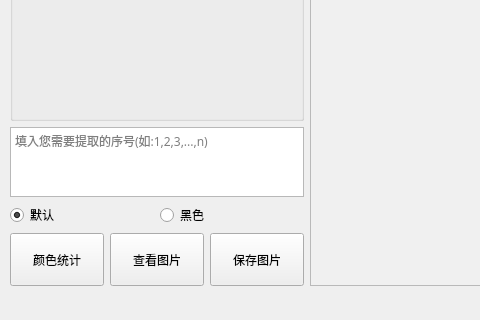
This is src/GUI/ui.ui in UP0916/FrequencyColor as Qt 5 draws it before an edit; both pictures show x 0 to 480 and y 155 to 475 of the 766 by 475 pixel window. The edited form follows.
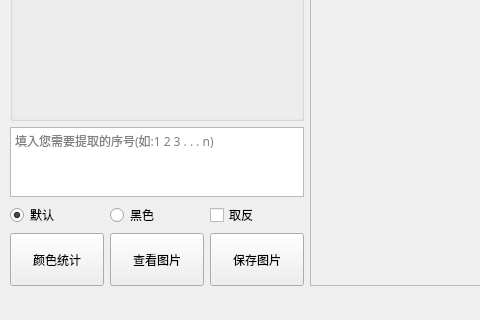
This is the edited form.

Commit message: ui添加取反选项

What changed in the file:
```diff
--- a/src/GUI/ui.ui
+++ b/src/GUI/ui.ui
@@ -65,7 +65,7 @@
        <item>
         <widget class="QPlainTextEdit" name="plainTextEdit">
          <property name="placeholderText">
-          <string>填入您需要提取的序号(如:1,2,3,...,n)</string>
+          <string>填入您需要提取的序号(如:1 2 3 . . . n)</string>
          </property>
         </widget>
        </item>
@@ -88,6 +88,13 @@
            </property>
           </widget>
          </item>
+         <item>
+          <widget class="QCheckBox" name="checkBox">
+           <property name="text">
+            <string>取反</string>
+           </property>
+          </widget>
+         </item>
         </layout>
        </item>
        <item>
```
Left out of the diff: 2 changed lines with no effect on the pictures. The commit also changes 1 other file.
